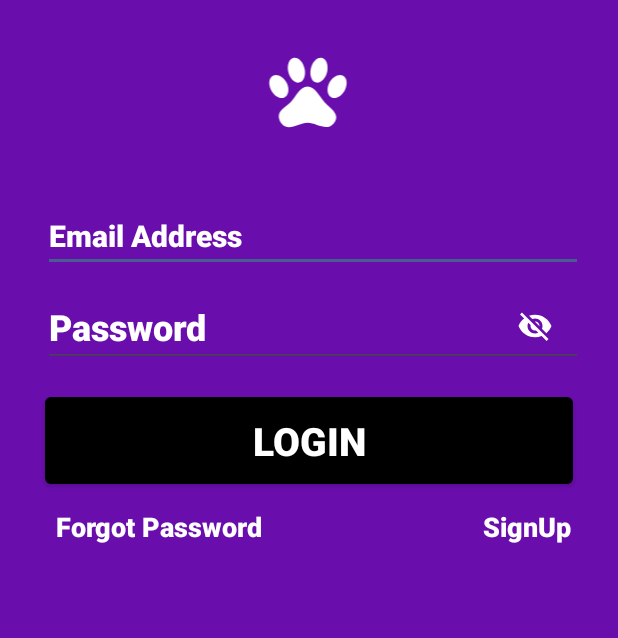
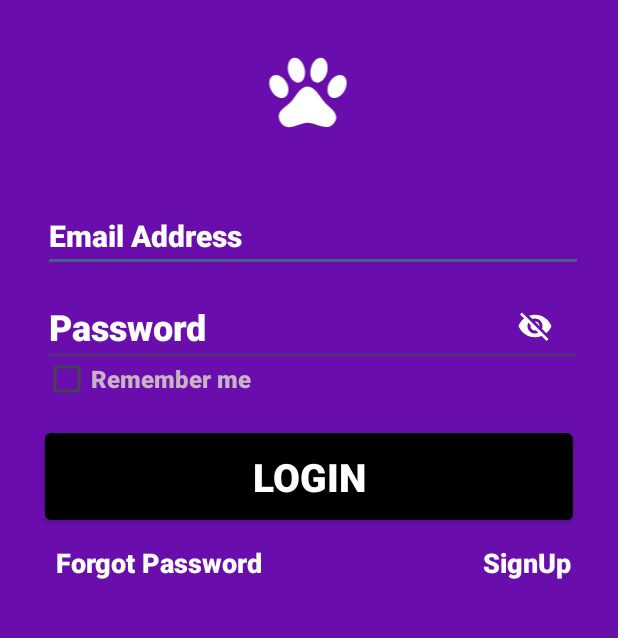
Before and after one commit to bobbinnej/Dog-API, an Android app: the screen it shows after launch (LoginActivity), on a phone screen of 412 x 824 dp, the part 235-873 px from its top. Run offline under Robolectric (Android 15) with nearby library versions, the phone set to English and light mode, and no system bars; our stand-ins replace ButterKnife, Firebase (no records; nobody signed in at launch, a user with empty details on screens opened directly).

Commit message:
use shared preferences to impelement remember me functionality in the login page

```diff
--- a/app/src/main/java/com/moringaschool/dogged/Login/LoginActivity.java
+++ b/app/src/main/java/com/moringaschool/dogged/Login/LoginActivity.java
@@ -4,6 +4,7 @@ import android.app.Activity;
 import android.app.AlertDialog;
 import android.content.DialogInterface;
 import android.content.Intent;
+import android.content.SharedPreferences;
 import android.graphics.Color;
 import android.os.Bundle;
 import android.text.method.HideReturnsTransformationMethod;
@@ -12,6 +13,7 @@ import android.util.Patterns;
 import android.view.MotionEvent;
 import android.view.View;
 import android.widget.Button;
+import android.widget.CheckBox;
 import android.widget.EditText;
 import android.widget.ProgressBar;
 import android.widget.TextView;
@@ -32,6 +34,7 @@ import butterknife.BindView;
 import butterknife.ButterKnife;
 
 public class LoginActivity extends Activity implements  View.OnClickListener {
+    private static final String FILE_NAME = "myFile";
     @BindView(R.id.signUp) TextView signup;
     @BindView(R.id.emailLogin) EditText emailLoginEditText;
     @BindView(R.id.passwordLogin) EditText passwordLoginEditText;
@@ -39,11 +42,10 @@ public class LoginActivity extends Activity implements  View.OnClickListener {
     @BindView(R.id.loginProgressBar) ProgressBar loginProgressBar;
     @BindView(R.id.forgotPassword) TextView forgotPassword;
     @BindView(R.id.title) TextView title;
+    @BindView(R.id.checkBoxRemember) CheckBox rememberMe;
 
     private AlertDialog alertDialog;
     boolean passwordVisible;
-
-
     private FirebaseAuth mAuth;
 
     @Override
@@ -51,9 +53,15 @@ public class LoginActivity extends Activity implements  View.OnClickListener {
         super.onCreate(savedInstanceState);
         setContentView(R.layout.activity_login);
         ButterKnife.bind(this);
-
+        // set color of edittext inputs to white
         emailLoginEditText.setTextColor(Color.parseColor("#FFFFFFFF"));
         passwordLoginEditText.setTextColor(Color.parseColor("#FFFFFFFF"));
+
+        SharedPreferences sharedPreferences=getSharedPreferences(FILE_NAME,MODE_PRIVATE);
+        String email= sharedPreferences.getString("email","");
+        String password=sharedPreferences.getString("password","");
+        emailLoginEditText.setText(email);
+        passwordLoginEditText.setText(password);
 
         // initialize mAuth
         mAuth=FirebaseAuth.getInstance();
@@ -116,6 +124,7 @@ public class LoginActivity extends Activity implements  View.OnClickListener {
                 break;
 
         }
+
     }
 
     private void userLogin() {
@@ -144,6 +153,10 @@ public class LoginActivity extends Activity implements  View.OnClickListener {
             passwordLoginEditText.setError("Min password length is 6 characters!");
             passwordLoginEditText.requestFocus();
             return;
+        }
+        // checkbox functionality
+        if(rememberMe.isChecked()){
+            storeDataUsingSharedPreference(email, password);
         }
         loginProgressBar.setVisibility(View.VISIBLE);
         mAuth.signInWithEmailAndPassword(email,password).addOnCompleteListener(new OnCompleteListener<AuthResult>() {
@@ -184,4 +197,11 @@ public class LoginActivity extends Activity implements  View.OnClickListener {
         });
 
     }
+    //remember me functionality
+    private void storeDataUsingSharedPreference(String email, String password) {
+        SharedPreferences.Editor editor=getSharedPreferences(FILE_NAME,MODE_PRIVATE).edit();
+        editor.putString("email",email);
+        editor.putString("password",password);
+        editor.apply();
+    }
 }
--- a/app/src/main/java/com/moringaschool/dogged/Login/Register.java
+++ b/app/src/main/java/com/moringaschool/dogged/Login/Register.java
@@ -153,7 +153,8 @@ public class Register extends Activity implements View.OnClickListener {
                     public void onComplete(@NonNull Task<AuthResult> task) {
                         if(task.isSuccessful()){
                             UserObject userObject=new UserObject(fullName, email);
-                            //send user data to realtime database
+                            //send user data  a to realtime database
+                            //
                             FirebaseDatabase.getInstance().getReference("Users")
                                     .child(FirebaseAuth.getInstance().getUid())
                                     .setValue(userObject).addOnCompleteListener(new OnCompleteListener<Void>() {
@@ -162,8 +163,6 @@ public class Register extends Activity implements View.OnClickListener {
                                             if(task.isSuccessful()){
                                                 Toast.makeText(Register.this,"New user registered successfully!", Toast.LENGTH_LONG).show();
                                                 signupProgressBar.setVisibility(View.GONE);
-
-
                                             }else{
                                                 Toast.makeText(Register.this, "Registration failed! Try again", Toast.LENGTH_LONG).show();
                                                 signupProgressBar.setVisibility(View.GONE);
--- a/app/src/main/java/com/moringaschool/dogged/MainActivity.java
+++ b/app/src/main/java/com/moringaschool/dogged/MainActivity.java
@@ -7,6 +7,7 @@ import androidx.appcompat.app.AppCompatActivity;
 import android.app.AlertDialog;
 import android.content.DialogInterface;
 import android.content.Intent;
+import android.content.SharedPreferences;
 import android.graphics.Color;
 import android.os.Bundle;
 import android.view.Menu;
@@ -35,6 +36,7 @@ import butterknife.BindView;
 import butterknife.ButterKnife;
 
 public class MainActivity extends AppCompatActivity {
+    private static final String FILE_NAME ="myFile" ;
     @BindView(R.id.toolbar) Toolbar toolbar;
     @BindView(R.id.view_pager) ViewPager viewpager;
     @BindView(R.id.tab_layout)   TabLayout tablayout;
@@ -46,10 +48,6 @@ public class MainActivity extends AppCompatActivity {
    private BySubBreed bysubbreedfragment;
    private AllBreeds allbreedsfragment;
    private AlertDialog alertDialog;
-
-
-
-
 
 
     @Override
@@ -83,6 +81,11 @@ public class MainActivity extends AppCompatActivity {
         tablayout.getTabAt(1).setIcon(R.drawable.ic_breed2);
         tablayout.getTabAt(2).setIcon(R.drawable.ic_subbreed1);
         tablayout.getTabAt(3).setIcon(R.drawable.ic_allbreed1);
+
+        // shared preference
+        SharedPreferences sharedPreferences=getSharedPreferences(FILE_NAME, MODE_PRIVATE);
+        String email= sharedPreferences.getString("email","Data Not found");
+
 
 
     }
--- a/app/src/main/res/layout/activity_login.xml
+++ b/app/src/main/res/layout/activity_login.xml
@@ -99,7 +99,7 @@
         android:layout_height="70dp"
         app:layout_constraintLeft_toLeftOf="parent"
         app:layout_constraintRight_toRightOf="parent"
-        app:layout_constraintTop_toBottomOf="@id/passwordLogin"
+        app:layout_constraintTop_toBottomOf="@id/checkBoxRemember"
         android:layout_marginTop="14dp"
         android:backgroundTint="@color/black"
         android:fontFamily="sans-serif-black"
@@ -153,4 +153,21 @@
         android:visibility="gone"
         tools:ignore="MissingConstraints" />
 
+    <CheckBox
+        android:id="@+id/checkBoxRemember"
+        android:layout_width="wrap_content"
+        android:layout_height="wrap_content"
+        android:text="Remember me"
+        android:textColor="@color/maroon"
+        tools:layout_editor_absoluteX="89dp"
+        tools:layout_editor_absoluteY="551dp"
+        android:fontFamily="sans-serif-black"
+       android:textSize="16sp"
+        android:textStyle="bold"
+        android:layout_marginTop="-8dp"
+        app:layout_constraintRight_toRightOf="parent"
+        app:layout_constraintLeft_toLeftOf="parent"
+        app:layout_constraintTop_toBottomOf="@id/passwordLogin"
+        app:layout_constraintStart_toStartOf="@id/passwordLogin"/>
+
 </androidx.constraintlayout.widget.ConstraintLayout>
```
